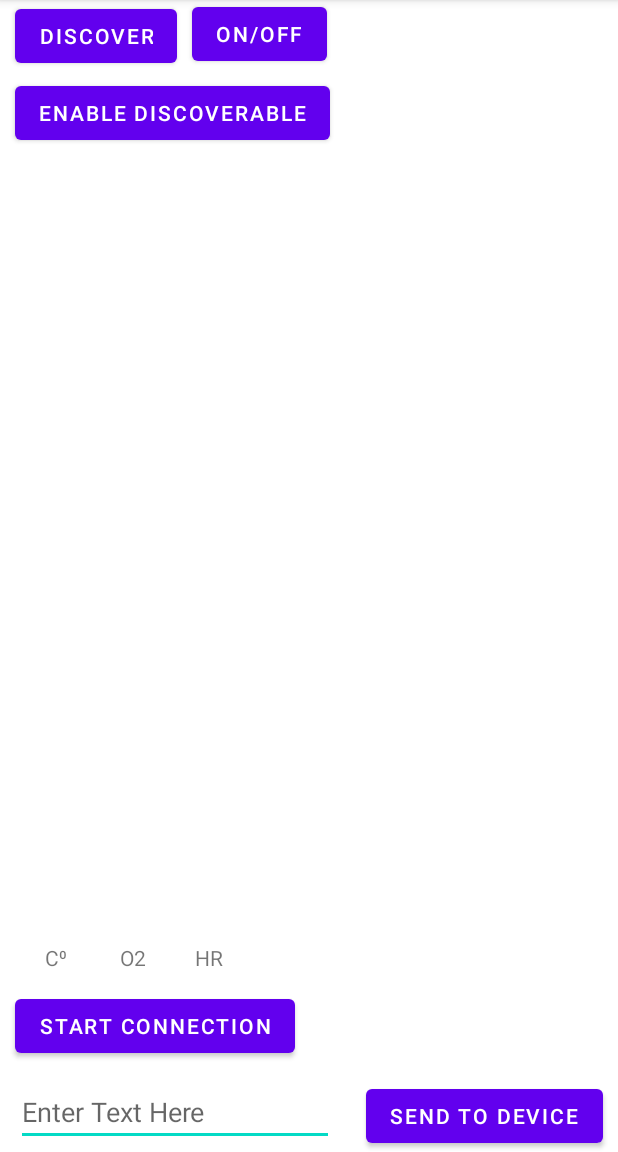
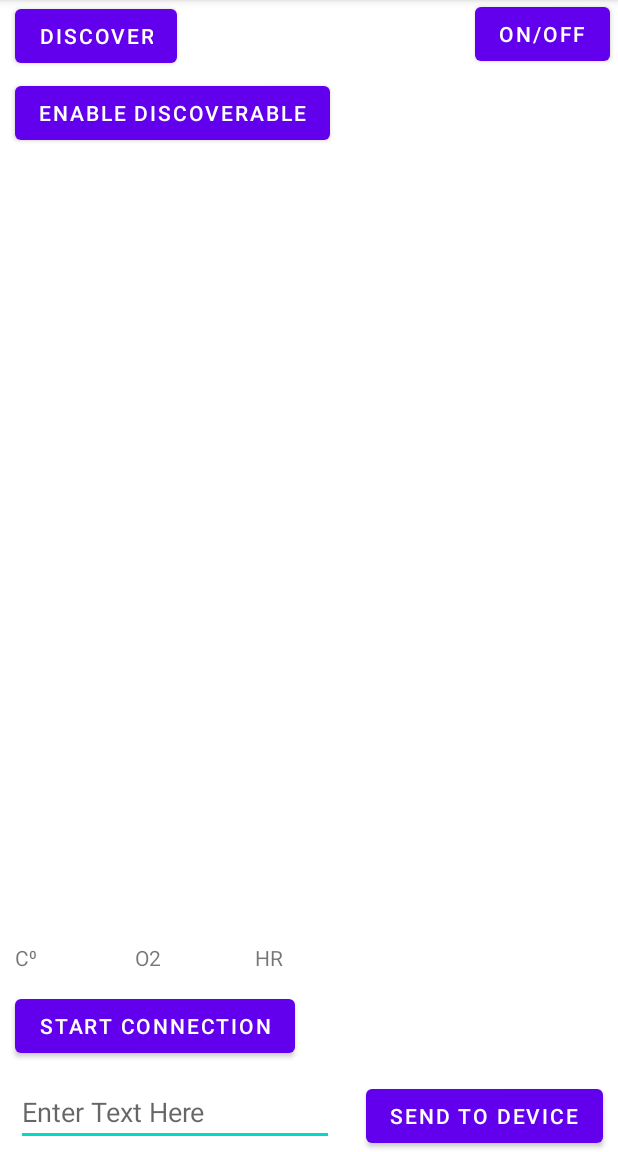
Before and after one commit to nicolasdeleon/Signal-Monitor-Android-App, an Android app: the screen it shows after launch (MainActivity), on a phone screen of 412 x 824 dp, the part 84-1236 px from its top. Run offline under Robolectric (Android 15) with nearby library versions, the phone set to English and light mode, and no system bars; libraries missing offline, so code that uses them is left out: com.github.mikephil.charting; plain views replace LineChart; 2 statements that could not run were skipped.

```diff
--- a/app/src/main/res/layout/activity_main.xml
+++ b/app/src/main/res/layout/activity_main.xml
@@ -13,9 +13,9 @@
         android:layout_height="wrap_content"
         android:layout_alignParentTop="true"
         android:layout_alignParentRight="true"
-        android:layout_marginLeft="100dp"
+        android:layout_marginLeft="50dp"
         android:layout_marginTop="-1dp"
-        android:layout_marginRight="194dp"
+        android:layout_marginRight="5dp"
         android:text="ON/OFF" />
 
     <Button
@@ -47,7 +47,7 @@
         android:visibility="gone"
         android:layout_width="match_parent"
         android:layout_height="150dp"
-        android:layout_marginTop="120dp" />
+        android:layout_marginTop="150dp" />
 
     <com.github.mikephil.charting.charts.LineChart
         android:id="@+id/OxiChart"
@@ -55,7 +55,7 @@
         android:layout_width="match_parent"
         android:layout_below="@+id/heartRateChart"
         android:layout_height="150dp"
-        android:layout_marginTop="10dp" />
+        android:layout_marginTop="30dp" />
 
     <TextView
         android:layout_width="wrap_content"
@@ -63,7 +63,7 @@
         android:text="C⁰"
         android:layout_alignParentBottom="true"
         android:layout_marginBottom="120dp"
-        android:layout_marginLeft="30dp"
+        android:layout_marginLeft="10dp"
         android:id="@+id/tempText"
         />
 
@@ -73,7 +73,7 @@
         android:text="O2"
         android:layout_alignParentBottom="true"
         android:layout_marginBottom="120dp"
-        android:layout_marginLeft="80dp"
+        android:layout_marginLeft="90dp"
         android:id="@+id/O2Text"
         />
 
@@ -83,7 +83,7 @@
         android:text="HR"
         android:layout_alignParentBottom="true"
         android:layout_marginBottom="120dp"
-        android:layout_marginLeft="130dp"
+        android:layout_marginLeft="170dp"
         android:id="@+id/HRText"
         />
 
```
Also changed, not shown: app/src/main/java/com/example/testing_bt_app/BluetoothConnectionService.java (+16 -5 lines), app/src/main/java/com/example/testing_bt_app/GraphInterface.java (+4 -3 lines), app/src/main/java/com/example/testing_bt_app/MainActivity.java (+28 -11 lines).
